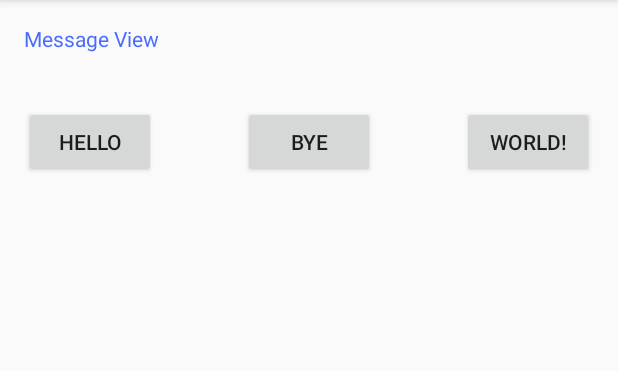
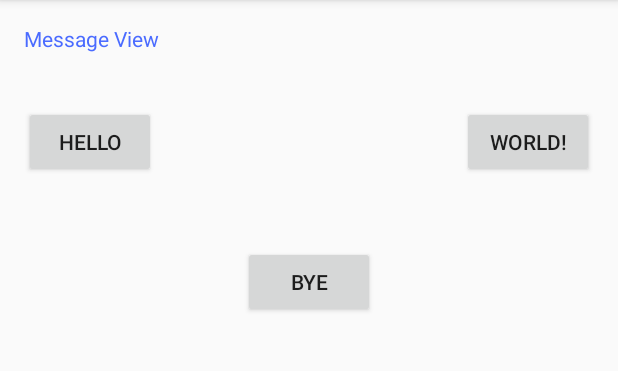
Before and after one commit to frankfmwu/MyAndroidTest, an Android app: the screen it shows after launch (MainActivity), on a phone screen of 412 x 824 dp, the part 84-455 px from its top. Run offline under Robolectric (Android 15) with nearby library versions, the phone set to English and light mode, and no system bars.

Commit message:
Another Try

```diff
--- a/app/src/main/res/layout/activity_main.xml
+++ b/app/src/main/res/layout/activity_main.xml
@@ -44,6 +44,7 @@
         android:layout_height="wrap_content"
         android:text="@string/MsgBtn3"
         android:id="@+id/msgBtn3"
-        android:layout_alignTop="@+id/msgBtn1"
-        android:layout_centerHorizontal="true" />
+        android:layout_below="@+id/msgBtn2"
+        android:layout_centerHorizontal="true"
+        android:layout_marginTop="45dp" />
 </RelativeLayout>
```
